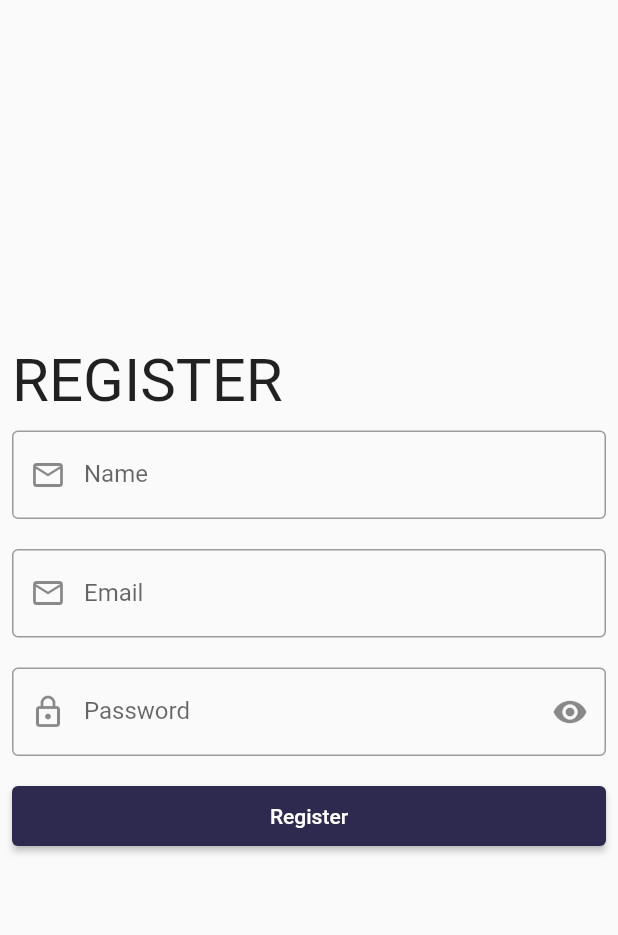
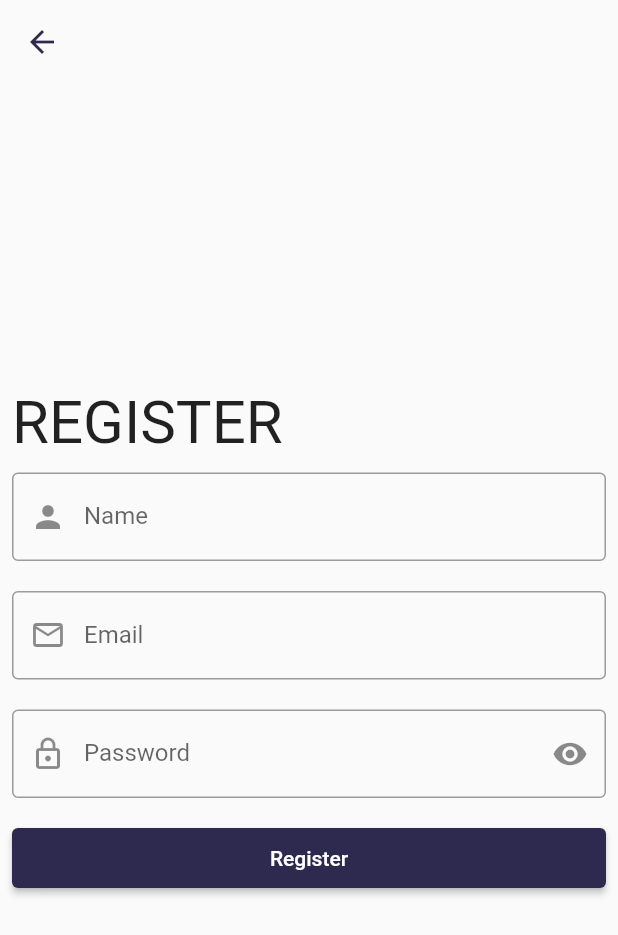
Before and after one commit to abdelrahmen/Talky, a Flutter app: the RegisterScreen screen opened directly, on a phone screen of 412 x 824 dp. Shown: the top 935 px of the screen. Run offline on Flutter 3.47's test engine with Material 2 defaults, Android fonts, the phone set to English and light mode, and no system bars; our stand-ins replace cloud_firestore, firebase_auth, firebase_core, flutter_bloc; accounts and stored records are empty.

Commit message:
fixed the back button on the register screen

```diff
--- a/lib/modules/register/register_screen.dart
+++ b/lib/modules/register/register_screen.dart
@@ -4,6 +4,7 @@ import 'package:talky/modules/chats_screen.dart';
 import 'package:talky/modules/register/cubit/cubit.dart';
 import 'package:talky/modules/register/cubit/states.dart';
 import 'package:talky/shared/components.dart';
+import 'package:talky/styles/colors.dart';
 
 class RegisterScreen extends StatelessWidget {
   RegisterScreen({super.key});
@@ -27,6 +28,11 @@ class RegisterScreen extends StatelessWidget {
         builder: (context, state) {
           final cubit = RegisterCubit.get(context);
           return Scaffold(
+            appBar: AppBar(
+              backgroundColor: Colors.white.withOpacity(0),
+              foregroundColor: MyColors.spaceCadet,
+              elevation: 0,
+            ),
             body: Center(
               child: SingleChildScrollView(
                 child: Form(
@@ -59,7 +65,7 @@ class RegisterScreen extends StatelessWidget {
                           decoration: const InputDecoration(
                             border: OutlineInputBorder(),
                             label: Text('Name'),
-                            prefixIcon: Icon(Icons.email_outlined),
+                            prefixIcon: Icon(Icons.person),
                           ),
                         ),
                         const SizedBox(
@@ -130,9 +136,13 @@ class RegisterScreen extends StatelessWidget {
                         const SizedBox(
                           height: 20,
                         ),
-                        const SizedBox(height: 10,),
-                        if(state is RegisterLoadingState)
-                          const Center(child: CircularProgressIndicator(),),
+                        const SizedBox(
+                          height: 10,
+                        ),
+                        if (state is RegisterLoadingState)
+                          const Center(
+                            child: CircularProgressIndicator(),
+                          ),
                       ],
                     ),
                   ),
```
